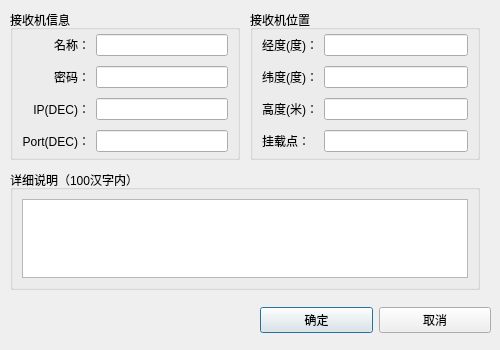
This is widget/dialog/add_receiver_dialog.ui in yanghang8612/SMAMMainUI as Qt 5 draws it before an edit. The edited form follows.
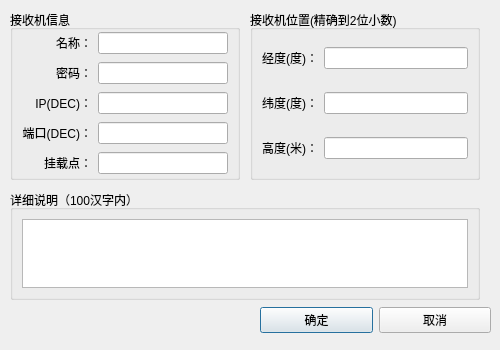
This is the edited form.

```diff
--- a/widget/dialog/add_receiver_dialog.ui
+++ b/widget/dialog/add_receiver_dialog.ui
@@ -54,11 +54,11 @@
      <x>250</x>
      <y>10</y>
      <width>230</width>
-     <height>150</height>
+     <height>170</height>
     </rect>
    </property>
    <property name="title">
-    <string>接收机位置</string>
+    <string>接收机位置(精确到2位小数)</string>
    </property>
    <layout class="QGridLayout" name="gridLayout">
     <property name="topMargin">
@@ -106,16 +106,6 @@
     <item row="2" column="1">
      <widget class="QLineEdit" name="receiverHeightEdit"/>
     </item>
-    <item row="3" column="0">
-     <widget class="QLabel" name="label_8">
-      <property name="text">
-       <string>挂载点：</string>
-      </property>
-     </widget>
-    </item>
-    <item row="3" column="1">
-     <widget class="QLineEdit" name="receiverMountEdit"/>
-    </item>
    </layout>
   </widget>
   <widget class="QGroupBox" name="infoContainer">
@@ -124,7 +114,7 @@
      <x>10</x>
      <y>10</y>
      <width>230</width>
-     <height>150</height>
+     <height>170</height>
     </rect>
    </property>
    <property name="title">
@@ -147,13 +137,26 @@
       </property>
      </widget>
     </item>
+    <item row="1" column="1">
+     <widget class="QLineEdit" name="receiverPasswordEdit"/>
+    </item>
     <item row="0" column="1">
      <widget class="QLineEdit" name="receiverNameEdit"/>
     </item>
+    <item row="1" column="0">
+     <widget class="QLabel" name="label_7">
+      <property name="text">
+       <string>密码：</string>
+      </property>
+      <property name="alignment">
+       <set>Qt::AlignRight|Qt::AlignTrailing|Qt::AlignVCenter</set>
+      </property>
+     </widget>
+    </item>
     <item row="3" column="0">
      <widget class="QLabel" name="label_3">
       <property name="text">
-       <string>Port(DEC)：</string>
+       <string>端口(DEC)：</string>
       </property>
       <property name="alignment">
        <set>Qt::AlignRight|Qt::AlignTrailing|Qt::AlignVCenter</set>
@@ -170,24 +173,24 @@
       </property>
      </widget>
     </item>
-    <item row="3" column="1">
-     <widget class="QLineEdit" name="receiverPortEdit"/>
-    </item>
     <item row="2" column="1">
      <widget class="QLineEdit" name="receiverIPEdit"/>
     </item>
-    <item row="1" column="0">
-     <widget class="QLabel" name="label_7">
+    <item row="3" column="1">
+     <widget class="QLineEdit" name="receiverPortEdit"/>
+    </item>
+    <item row="4" column="0">
+     <widget class="QLabel" name="label_8">
       <property name="text">
-       <string>密码：</string>
+       <string>挂载点：</string>
       </property>
       <property name="alignment">
        <set>Qt::AlignRight|Qt::AlignTrailing|Qt::AlignVCenter</set>
       </property>
      </widget>
     </item>
-    <item row="1" column="1">
-     <widget class="QLineEdit" name="receiverPasswordEdit"/>
+    <item row="4" column="1">
+     <widget class="QLineEdit" name="receiverMountEdit"/>
     </item>
    </layout>
   </widget>
@@ -195,9 +198,9 @@
    <property name="geometry">
     <rect>
      <x>10</x>
-     <y>170</y>
+     <y>190</y>
      <width>470</width>
-     <height>120</height>
+     <height>110</height>
     </rect>
    </property>
    <property name="title">
```
Left out of the diff: 1 changed line with no effect on the pictures.
